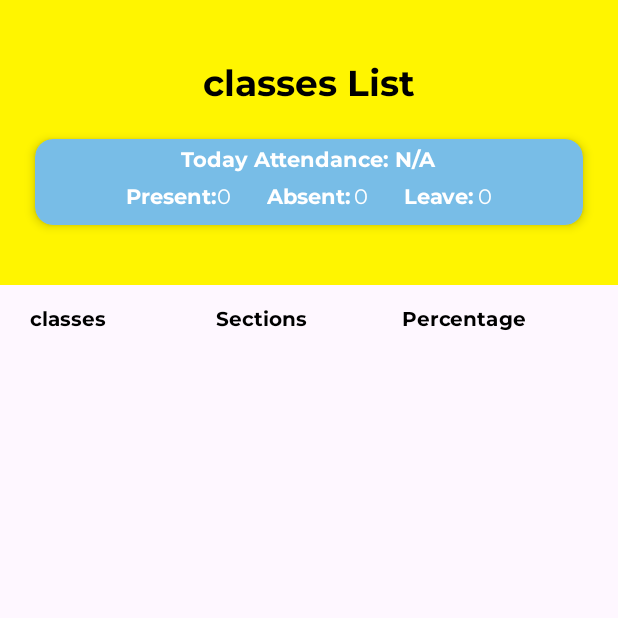
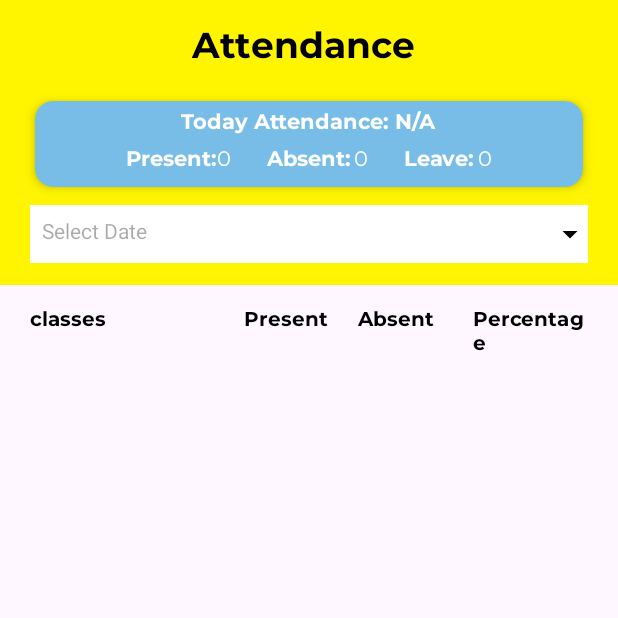
Before and after one commit to hafizhassanraza/CGS-Principal-2.0, an Android app: the ActivityAttendance screen opened directly, with no data from a screen before it, on a phone screen of 412 x 824 dp, the top half of it. Run offline under Robolectric (Android 15) with nearby library versions, the light colour scheme and no system bars; our stand-ins replace Firebase (no records; nobody signed in at launch, a user with empty details on screens opened directly).

Commit message:
spinner for customize date done

```diff
--- a/app/src/main/java/com/enfotrix/cgs_principal/Adapters/ClassesListAdapter.kt
+++ b/app/src/main/java/com/enfotrix/cgs_principal/Adapters/ClassesListAdapter.kt
@@ -15,7 +15,7 @@ class ClassesListAdapter(
     private val context: Context,
     private val classList: List<ClassModel>,
     private val sectionList: List<SectionModel>,
-    private val attendanceList: List<AttendenceModel>,
+    private var attendanceList: List<AttendenceModel>,
     private val attendanceClickListener: AttendanceClickListener
 
 ) : RecyclerView.Adapter<ClassesListAdapter.ViewHolder>() {
@@ -73,14 +73,17 @@ class ClassesListAdapter(
 
 
     }
+    fun updateAttendanceData(newAttendanceList: List<AttendenceModel>) {
+        attendanceList = newAttendanceList // Update the attendanceList with the new data
+        notifyDataSetChanged()
+    }
 
     override fun getItemCount(): Int {
         return sectionList.size
     }
 
 
-
-interface AttendanceClickListener {
+    interface AttendanceClickListener {
         fun onAttendanceClicked(sectionID:String , attendacneList:List<AttendenceModel>)
 
     }
--- a/app/src/main/java/com/enfotrix/cgs_principal/Models/AttendanceViewModel.kt
+++ b/app/src/main/java/com/enfotrix/cgs_principal/Models/AttendanceViewModel.kt
@@ -23,7 +23,7 @@ class AttendanceViewModel (context: Application) : AndroidViewModel(context) {
 
 
 
-    suspend fun getAttendanceRec(date:String): Task<QuerySnapshot> { return repo.getAttendance(date) }
+     fun getAttendanceRec(date:String): Task<QuerySnapshot> { return repo.getAttendance(date) }
     suspend fun getMonthlyAttendanceRec(studentId: String , date:String): Task<QuerySnapshot> {
         return repo.getStudentAttendance(studentId,utils.startOfMonth(date),utils.endOfMonth(date))
     }
--- a/app/src/main/java/com/enfotrix/cgs_principal/ui/ActivityAttendance.kt
+++ b/app/src/main/java/com/enfotrix/cgs_principal/ui/ActivityAttendance.kt
@@ -1,9 +1,11 @@
 package com.enfotrix.cgs_principal.ui
 import ClassesListAdapter
+import android.app.DatePickerDialog
 import android.content.Context
 import android.content.Intent
 import android.os.Build
 import android.os.Bundle
+import android.view.View
 import android.widget.Toast
 import androidx.activity.viewModels
 import androidx.annotation.RequiresApi
@@ -20,8 +22,11 @@ import com.enfotrix.cgs_principal.SharedPrefManager
 import com.enfotrix.cgs_principal.databinding.ActivityAttendanceBinding
 import com.enftorix.cgs_principal.Constants
 import kotlinx.coroutines.launch
+import java.text.SimpleDateFormat
 import java.time.LocalDate
 import java.time.format.DateTimeFormatter
+import java.util.Calendar
+import java.util.Locale
 
 
 class ActivityAttendance : AppCompatActivity(), ClassesListAdapter.AttendanceClickListener {
@@ -61,6 +66,12 @@ class ActivityAttendance : AppCompatActivity(), ClassesListAdapter.AttendanceCli
 
 
         getAttendance()
+
+        binding.datePicker.setOnClickListener {
+
+            showDatePickerDialog();
+
+        }
 
 
     }
@@ -131,39 +142,6 @@ class ActivityAttendance : AppCompatActivity(), ClassesListAdapter.AttendanceCli
 
 
 
-    @RequiresApi(Build.VERSION_CODES.O)
-   /* fun countSections() {
-        val sections = sharedPrefManager.getSectionFromShared()
-
-        for (section in sections) {
-            var presentCount = 0
-            var totalCount = 0
-
-            attendanceViewModel.getTodayAttendance(getCurrentDate(), section.ID).addOnCompleteListener { task ->
-                if (task.isSuccessful) {
-                    val documents = task.result
-                    if (documents.size() > 0) {
-                        for (document in documents) {
-                            val status = document.getString("status")
-                            if (status.equals("Present", ignoreCase = true)) {
-                                presentCount++
-                            }
-                            totalCount++
-
-                        }
-                        Toast.makeText(this, ""+totalCount, Toast.LENGTH_SHORT).show()
-                        Toast.makeText(this, ""+presentCount, Toast.LENGTH_SHORT).show()
-
-                        val percentage = calculatePercentage(presentCount, totalCount)
-                        Toast.makeText(this, ""+percentage, Toast.LENGTH_SHORT).show()
-
-                        sectionPercentages[section.ID] = percentage
-                    }
-                }
-            }
-        }
-    }
-*/
     // Calculate the percentage
     private fun calculatePercentage(presentCount: Int, totalCount: Int): Double {
         return if (totalCount > 0) {
@@ -190,36 +168,44 @@ class ActivityAttendance : AppCompatActivity(), ClassesListAdapter.AttendanceCli
         startActivity(intent)
 
     }
+    @RequiresApi(Build.VERSION_CODES.O)
+    private fun showDatePickerDialog() {
+        val calendar: Calendar = Calendar.getInstance()
+        val todayYear: Int = calendar.get(Calendar.YEAR)
+        val todayMonth: Int = calendar.get(Calendar.MONTH)
+        val todayDayOfMonth: Int = calendar.get(Calendar.DAY_OF_MONTH)
+
+        val datePickerDialog = DatePickerDialog(
+            this,
+            { datePicker, selectedYear, selectedMonth, selectedDay ->
+                // Create a Calendar instance for the selected date
+                val selectedDateCalendar = Calendar.getInstance()
+                selectedDateCalendar.set(selectedYear, selectedMonth, selectedDay)
+
+                // Create a Calendar instance for today's date
+                val todayCalendar = Calendar.getInstance()
+
+                // Check if the selected date is today or in the future
+                if (selectedDateCalendar.after(todayCalendar)) {
+                    // The selected date is tomorrow or a future date, show an error message
+                    Toast.makeText(this, "No data found", Toast.LENGTH_LONG).show()
+                    binding.recyclerView.visibility= View.INVISIBLE
+                } else {
+                    // The selected date is valid, format it in "dd-MM-yyyy" and update the EditText
+                    val selectedDateFormatted = SimpleDateFormat("dd-MM-yyyy", Locale.getDefault())
+                        .format(selectedDateCalendar.time)
+
+                    binding.datePicker.setText(selectedDateFormatted)
+                    attendanceViewModel.getAttendanceRec (selectedDateFormatted)
+                }
+            },
+            todayYear,
+            todayMonth,
+            todayDayOfMonth
+        )
+
+        datePickerDialog.show()
+    }
+
 
 }
-
-
-//
-//    @RequiresApi(Build.VERSION_CODES.O)
-//    private  fun getTodayAttendanceList() {
-//        lifecycleScope.launch {
-//            Toast.makeText(mContext, ""+getCurrentDate(), Toast.LENGTH_SHORT).show()
-//
-//            attendanceViewModel.getTodayAttendance(getCurrentDate(),sec).addOnCompleteListener { task ->
-//                if (task.isSuccessful) {
-//                    val documents = task.result
-//                    if (documents.size() > 0) {
-//                        var attendenceModel: AttendenceModel? = null
-//                        for (document in documents) {
-//                            attendenceModel = document.toObject(AttendenceModel::class.java)
-//                            attendanceList.add(attendenceModel)
-//                        }
-//
-//                    }
-//                    Toast.makeText(mContext, "vyg"+attendanceList.size, Toast.LENGTH_SHORT).show()
-//
-//                } else {
-//                    Toast.makeText(mContext, "Something went wrong", Toast.LENGTH_SHORT).show()
-//                }
-//
-//            }
-//
-//
-//        }
-//
-//    }
--- a/app/src/main/res/layout/activity_attendance.xml
+++ b/app/src/main/res/layout/activity_attendance.xml
@@ -21,7 +21,7 @@
                 android:layout_width="wrap_content"
                 android:layout_height="wrap_content"
                 android:fontFamily="@font/montserrat_bold"
-                android:text="classes List"
+                android:text="Attendance "
                 android:textColor="@color/black"
                 android:textSize="24dp" />
 
@@ -141,14 +141,22 @@
 
                 </LinearLayout>
 
+            </androidx.cardview.widget.CardView>
 
-
-
-
-
-
-
-            </androidx.cardview.widget.CardView>
+            <TextView
+                android:id="@+id/datePicker"
+                android:layout_width="match_parent"
+                android:layout_height="wrap_content"
+                android:layout_marginHorizontal="20dp"
+                android:layout_marginTop="12dp"
+                android:background="@color/white"
+                android:drawableEnd="@drawable/baseline_arrow_drop_down_24"
+                android:drawablePadding="10dp"
+                android:hint="Select Date "
+                android:paddingLeft="8dp"
+                android:paddingTop="7dp"
+                android:paddingBottom="7dp"
+                android:textSize="14dp" />
 
 
         </LinearLayout>
@@ -163,7 +171,7 @@
             <TextView
                 android:layout_width="0dp"
                 android:layout_height="wrap_content"
-                android:layout_weight="1"
+                android:layout_weight="1.5"
                 android:text="classes"
                 android:textSize="13dp"
                 android:textColor="@color/black"
@@ -172,8 +180,8 @@
             <TextView
                 android:layout_width="0dp"
                 android:layout_height="wrap_content"
-                android:layout_weight="1"
-                android:text="Sections"
+                android:layout_weight="0.8"
+                android:text="Present"
                 android:textSize="13dp"
                 android:textColor="@color/black"
                 android:fontFamily="@font/montserrat_bold"
@@ -182,7 +190,18 @@
             <TextView
                 android:layout_width="0dp"
                 android:layout_height="wrap_content"
-                android:layout_weight="1"
+                android:layout_weight="0.8"
+                android:text="Absent"
+                android:textSize="13dp"
+                android:textColor="@color/black"
+                android:fontFamily="@font/montserrat_bold"
+                android:gravity="start"
+                />
+
+            <TextView
+                android:layout_width="0dp"
+                android:layout_height="wrap_content"
+                android:layout_weight="0.8"
                 android:text="Percentage"
                 android:textSize="13dp"
                 android:textColor="@color/black"
```
Also changed, not shown: app/src/main/java/com/enfotrix/cgs_principal/ui/MainActivity.kt (+7 -6 lines).
